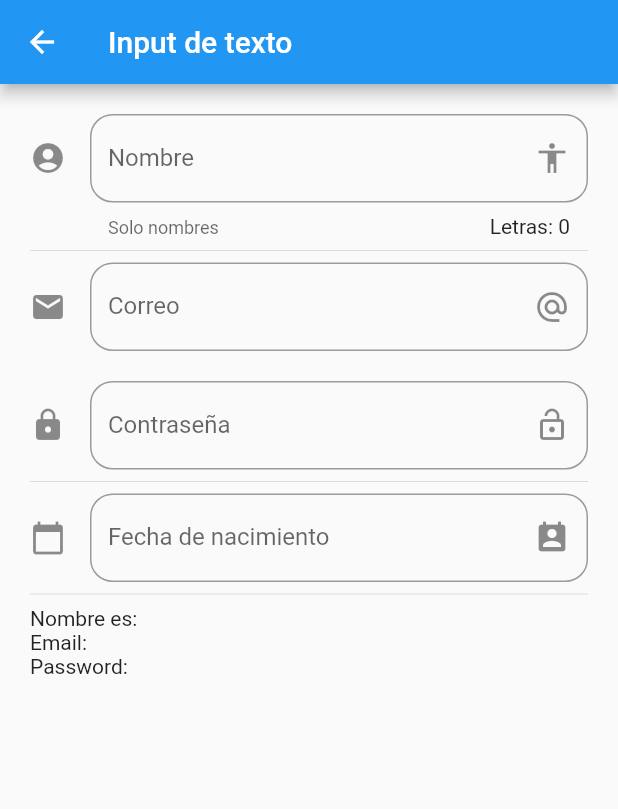
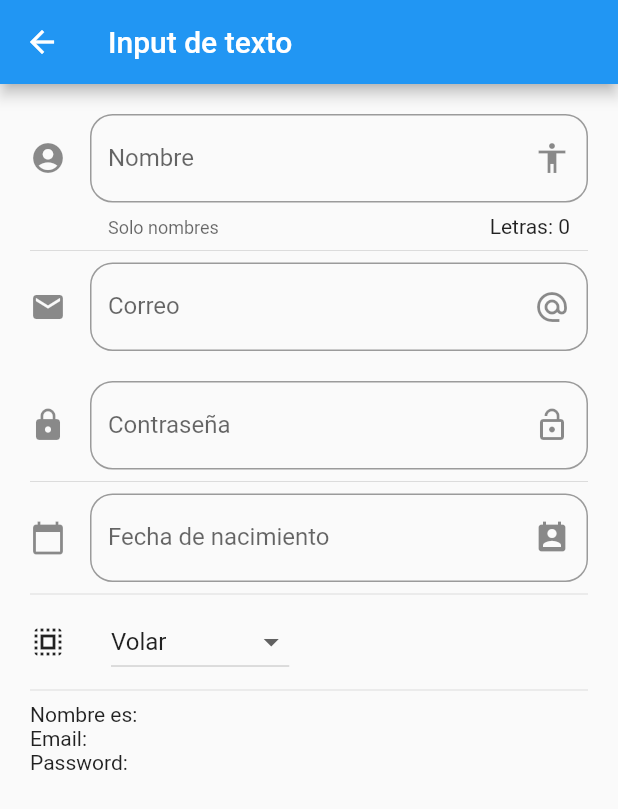
Before and after one commit to cfcaceres/flutter-componentes, a Flutter app: the InputPage screen opened by its route, on a phone screen of 412 x 824 dp. Shown: the top 809 px of the screen. Run offline on Flutter 3.47's test engine with Material 2 defaults, Android fonts, the phone set to English and light mode, and no system bars.

Commit message:
* Agregado dropdown

```diff
--- a/lib/src/pages/input_page.dart
+++ b/lib/src/pages/input_page.dart
@@ -35,6 +35,8 @@ class _InputPageState extends State<InputPage> {
           Divider(),
           _crearFecha(context),
           Divider(),
+          _crearDropdown(),
+          Divider(),
           Text('Nombre es: $_nombre'),
           Text('Email: $_email'),
           Text('Password: $_password'),
@@ -42,6 +44,41 @@ class _InputPageState extends State<InputPage> {
       ),
     );
   }
+
+  List<String> _poderes = ['Volar', 'Rayos X', 'Super Aliento', 'Super Fuerza'];
+  String _opcionSeleccionada = 'Volar';
+  // drow
+  List<DropdownMenuItem<String>> getOpcionesDropdown() {
+    List<DropdownMenuItem<String>> lista = [];
+
+    _poderes.forEach((poder) {
+      lista.add(DropdownMenuItem(
+        child: Text(poder),
+        value: poder,
+      ));
+    });
+
+    return lista;
+  }
+
+  Widget _crearDropdown() {
+    return Row(
+      children: <Widget>[
+        Icon(Icons.select_all),
+        SizedBox(width: 30.0),
+        DropdownButton(
+          value: _opcionSeleccionada,
+          items: getOpcionesDropdown(),
+          onChanged: (opt) {
+            setState(() {
+              _opcionSeleccionada = opt.toString();
+            });
+          },
+        ),
+      ],
+    );
+  }
+  // drow
 
   Widget _createInputPassword() {
     return TextField(
```
